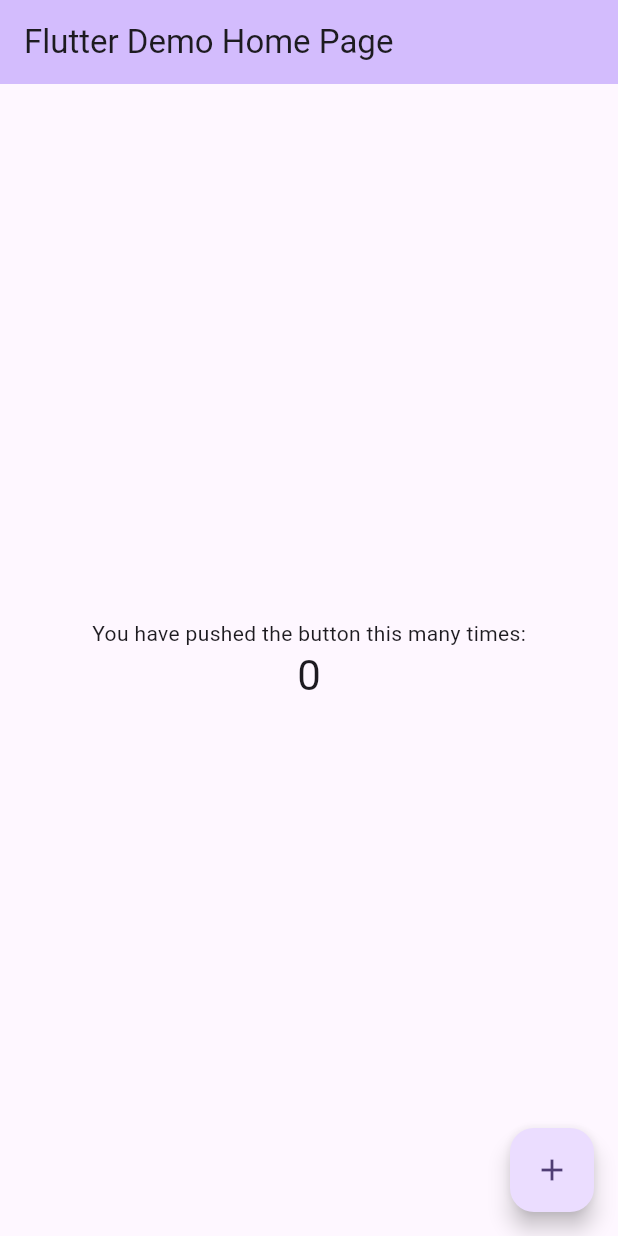
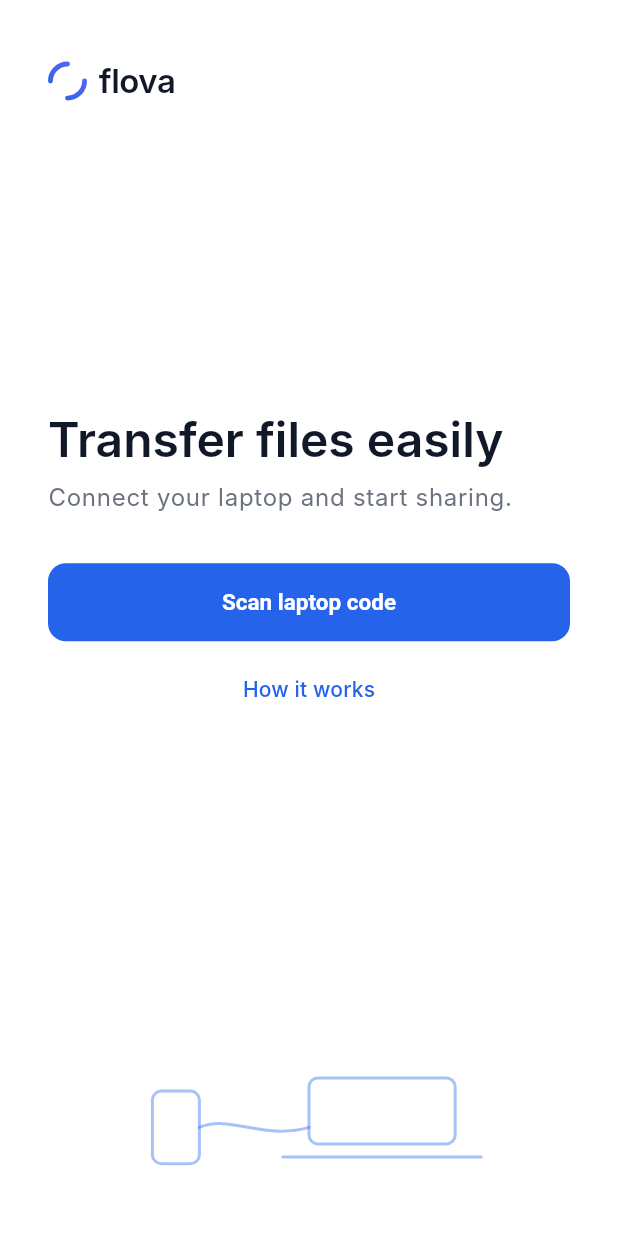
Before and after one commit to SayedAfrasS/Flova, a Flutter app: the screen it shows after launch, on a phone screen of 412 x 824 dp. Run offline on Flutter 3.47's test engine with Material 3 defaults, Android fonts, the phone set to English and light mode, and no system bars; Roboto replaces fonts that are missing (Inter).

Commit message:
build mobile welcome screen

```diff
--- a/mobile/flutter_app/lib/main.dart
+++ b/mobile/flutter_app/lib/main.dart
@@ -1,122 +1,16 @@
 import 'package:flutter/material.dart';
+import 'core/tokens.dart';
+import 'screens/welcome_screen.dart';
 
-void main() {
-  runApp(const MyApp());
+void main() => runApp(const FlovaApp());
+
+class FlovaApp extends StatelessWidget {
+  const FlovaApp({super.key});
+  @override
+  Widget build(BuildContext context) => MaterialApp(
+        title: 'Flova',
+        debugShowCheckedModeBanner: false,
+        theme: flovaTheme(),
+        home: const WelcomeScreen(),
+      );
 }
-
-class MyApp extends StatelessWidget {
-  const MyApp({super.key});
-
-  // This widget is the root of your application.
-  @override
-  Widget build(BuildContext context) {
-    return MaterialApp(
-      title: 'Flutter Demo',
-      theme: ThemeData(
-        // This is the theme of your application.
-        //
-        // TRY THIS: Try running your application with "flutter run". You'll see
-        // the application has a purple toolbar. Then, without quitting the app,
-        // try changing the seedColor in the colorScheme below to Colors.green
-        // and then invoke "hot reload" (save your changes or press the "hot
-        // reload" button in a Flutter-supported IDE, or press "r" if you used
-        // the command line to start the app).
-        //
-        // Notice that the counter didn't reset back to zero; the application
-        // state is not lost during the reload. To reset the state, use hot
-        // restart instead.
-        //
-        // This works for code too, not just values: Most code changes can be
-        // tested with just a hot reload.
-        colorScheme: .fromSeed(seedColor: Colors.deepPurple),
-      ),
-      home: const MyHomePage(title: 'Flutter Demo Home Page'),
-    );
-  }
-}
-
-class MyHomePage extends StatefulWidget {
-  const MyHomePage({super.key, required this.title});
-
-  // This widget is the home page of your application. It is stateful, meaning
-  // that it has a State object (defined below) that contains fields that affect
-  // how it looks.
-
-  // This class is the configuration for the state. It holds the values (in this
-  // case the title) provided by the parent (in this case the App widget) and
-  // used by the build method of the State. Fields in a Widget subclass are
-  // always marked "final".
-
-  final String title;
-
-  @override
-  State<MyHomePage> createState() => _MyHomePageState();
-}
-
-class _MyHomePageState extends State<MyHomePage> {
-  int _counter = 0;
-
-  void _incrementCounter() {
-    setState(() {
-      // This call to setState tells the Flutter framework that something has
-      // changed in this State, which causes it to rerun the build method below
-      // so that the display can reflect the updated values. If we changed
-      // _counter without calling setState(), then the build method would not be
-      // called again, and so nothing would appear to happen.
-      _counter++;
-    });
-  }
-
-  @override
-  Widget build(BuildContext context) {
-    // This method is rerun every time setState is called, for instance as done
-    // by the _incrementCounter method above.
-    //
-    // The Flutter framework has been optimized to make rerunning build methods
-    // fast, so that you can just rebuild anything that needs updating rather
-    // than having to individually change instances of widgets.
-    return Scaffold(
-      appBar: AppBar(
-        // TRY THIS: Try changing the color here to a specific color (to
-        // Colors.amber, perhaps?) and trigger a hot reload to see the AppBar
-        // change color while the other colors stay the same.
-        backgroundColor: Theme.of(context).colorScheme.inversePrimary,
-        // Here we take the value from the MyHomePage object that was created by
-        // the App.build method, and use it to set our appbar title.
-        title: Text(widget.title),
-      ),
-      body: Center(
-        // Center is a layout widget. It takes a single child and positions it
-        // in the middle of the parent.
-        child: Column(
-          // Column is also a layout widget. It takes a list of children and
-          // arranges them vertically. By default, it sizes itself to fit its
-          // children horizontally, and tries to be as tall as its parent.
-          //
-          // Column has various properties to control how it sizes itself and
-          // how it positions its children. Here we use mainAxisAlignment to
-          // center the children vertically; the main axis here is the vertical
-          // axis because Columns are vertical (the cross axis would be
-          // horizontal).
-          //
-          // TRY THIS: Invoke "debug painting" (choose the "Toggle Debug Paint"
-          // action in the IDE, or press "p" in the console), to see the
-          // wireframe for each widget.
-          mainAxisAlignment: .center,
-          children: [
-            const Text('You have pushed the button this many times:'),
-            Text(
-              '$_counter',
-              style: Theme.of(context).textTheme.headlineMedium,
-            ),
-          ],
-        ),
-      ),
-      floatingActionButton: FloatingActionButton(
-        onPressed: _incrementCounter,
-        tooltip: 'Increment',
-        child: const Icon(Icons.add),
-      ),
-    );
-  }
-}
--- /dev/null
+++ b/mobile/flutter_app/lib/screens/welcome_screen.dart
@@ -0,0 +1,84 @@
+import 'package:flutter/material.dart';
+import '../core/flova_mark.dart';
+import '../core/tokens.dart';
+import 'stub_screen.dart';
+
+class WelcomeScreen extends StatelessWidget {
+  const WelcomeScreen({super.key});
+
+  @override
+  Widget build(BuildContext context) {
+    final text = Theme.of(context).textTheme;
+    return Scaffold(
+      body: SafeArea(
+        child: Padding(
+          padding: const EdgeInsets.symmetric(horizontal: 32),
+          child: Column(
+            crossAxisAlignment: CrossAxisAlignment.stretch,
+            children: [
+              const SizedBox(height: 40),
+              Row(mainAxisSize: MainAxisSize.min, children: [
+                const FlovaMark(),
+                const SizedBox(width: 8),
+                Text('flova', style: text.headlineMedium?.copyWith(letterSpacing: -0.3)),
+              ]),
+              const Spacer(),
+              Text('Transfer files easily', style: text.headlineLarge),
+              const SizedBox(height: 8),
+              Text('Connect your laptop and start sharing.', style: text.bodyLarge),
+              const SizedBox(height: 32),
+              FilledButton(
+                onPressed: () => Navigator.of(context).push(MaterialPageRoute(
+                  builder: (_) => const StubScreen(title: 'Scan laptop code'),
+                )),
+                child: const Text('Scan laptop code'),
+              ),
+              const SizedBox(height: 8),
+              TextButton(
+                onPressed: () {},
+                child: const Text('How it works', style: TextStyle(color: FlovaTokens.accent)),
+              ),
+              const Spacer(),
+              SizedBox(height: 110, child: CustomPaint(painter: _LineArtPainter(), size: Size.infinite)),
+              const SizedBox(height: 24),
+            ],
+          ),
+        ),
+      ),
+    );
+  }
+}
+
+class _LineArtPainter extends CustomPainter {
+  @override
+  void paint(Canvas canvas, Size size) {
+    final stroke = Paint()
+      ..style = PaintingStyle.stroke
+      ..strokeWidth = 2
+      ..strokeCap = StrokeCap.round
+      ..color = FlovaTokens.accent.withValues(alpha: 0.4);
+    final w = size.width, h = size.height;
+
+    // phone
+    canvas.drawRRect(
+      RRect.fromRectAndRadius(Rect.fromLTWH(w * 0.20, h * 0.34, w * 0.09, h * 0.44), const Radius.circular(6)),
+      stroke,
+    );
+    // laptop: screen + base line
+    canvas.drawRRect(
+      RRect.fromRectAndRadius(Rect.fromLTWH(w * 0.50, h * 0.26, w * 0.28, h * 0.40), const Radius.circular(6)),
+      stroke,
+    );
+    canvas.drawLine(Offset(w * 0.45, h * 0.74), Offset(w * 0.83, h * 0.74), stroke);
+    // connecting flow
+    canvas.drawPath(
+      Path()
+        ..moveTo(w * 0.29, h * 0.56)
+        ..cubicTo(w * 0.35, h * 0.48, w * 0.41, h * 0.64, w * 0.50, h * 0.56),
+      stroke,
+    );
+  }
+
+  @override
+  bool shouldRepaint(covariant CustomPainter oldDelegate) => false;
+}
```
Also changed, not shown: mobile/flutter_app/lib/screens/stub_screen.dart (added, +20 -0 lines).
